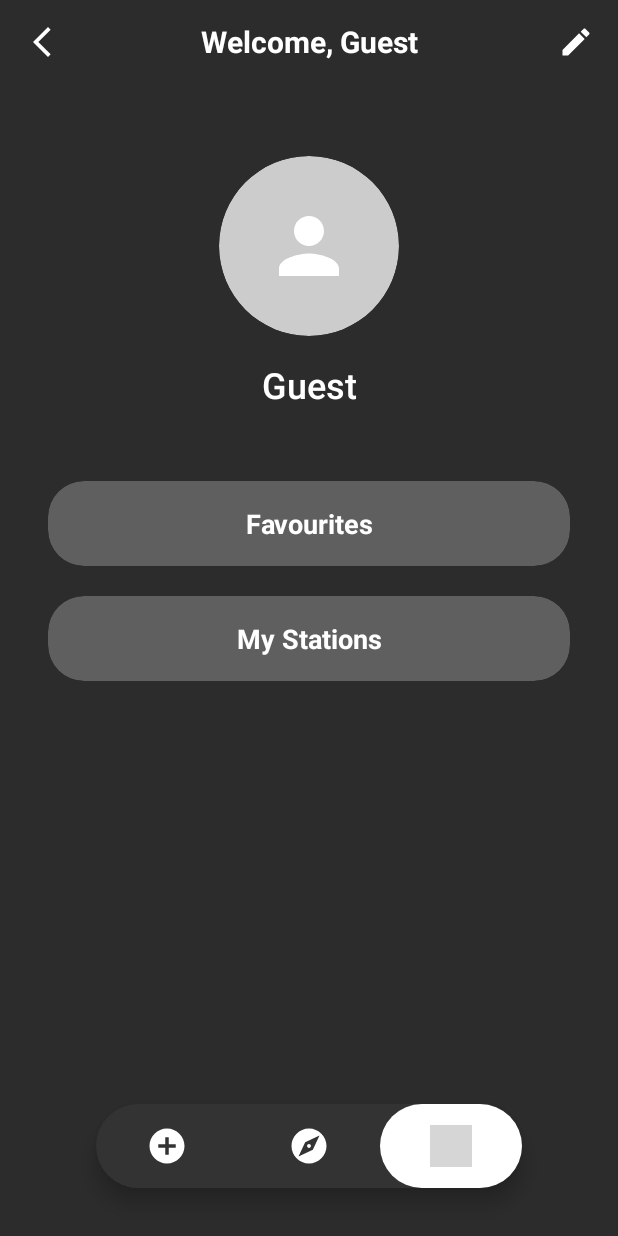
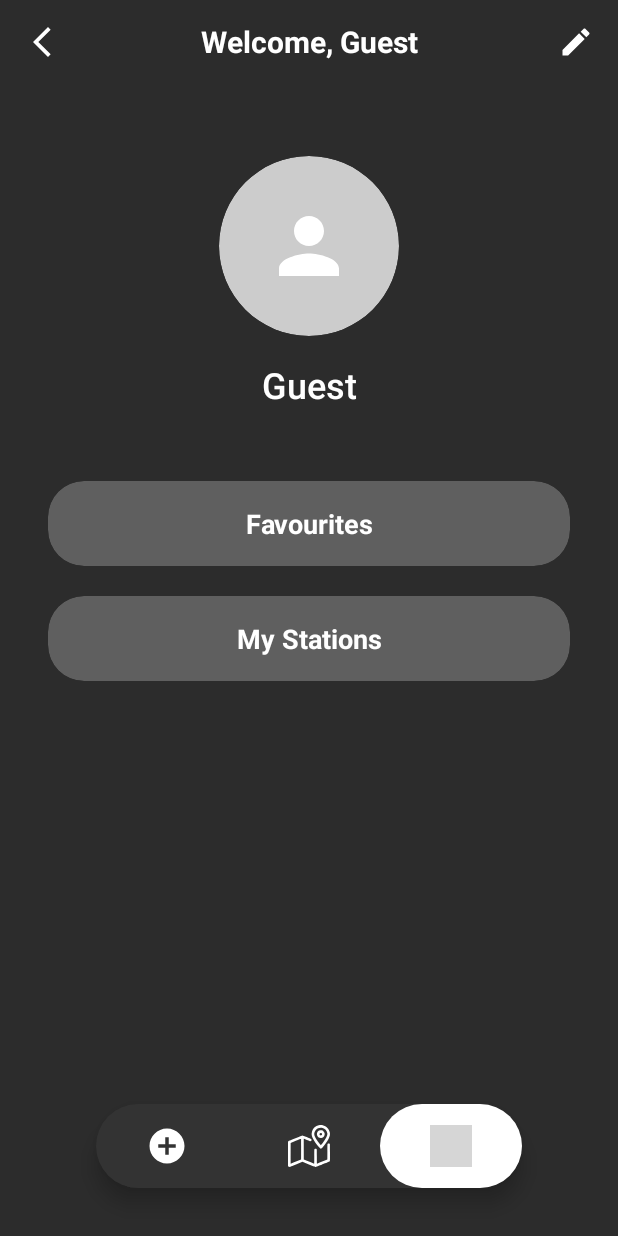
Before and after one commit to oriarb/poop-bags, an Android app: the screen it shows after launch once a user with an empty profile is signed in (MainActivity), item 3 of the bottom bar chosen, on a phone screen of 412 x 824 dp. Run offline under Robolectric (Android 15) with nearby library versions, the phone set to English and light mode, and no system bars; our stand-ins replace CircleImageView, Dagger/Hilt's generated code, Firebase (no records; nobody signed in at launch, a user with empty details on screens opened directly), Room's generated code, navigation-ui; grey boxes are pictures that could not be loaded.

Commit message:
adding google map implementation and utils

```diff
--- /dev/null
+++ b/app/src/main/java/com/final_project/poop_bags/modules/map/MapFragment.kt
@@ -0,0 +1,48 @@
+package com.final_project.poop_bags.modules.map
+
+import androidx.fragment.app.Fragment
+
+import android.os.Bundle
+import android.view.LayoutInflater
+import android.view.View
+import android.view.ViewGroup
+import com.final_project.poop_bags.R
+
+import com.google.android.gms.maps.CameraUpdateFactory
+import com.google.android.gms.maps.GoogleMap
+import com.google.android.gms.maps.OnMapReadyCallback
+import com.google.android.gms.maps.SupportMapFragment
+import com.google.android.gms.maps.model.LatLng
+import com.google.android.gms.maps.model.MarkerOptions
+
+class MapFragment : Fragment() {
+
+    private val callback = OnMapReadyCallback { googleMap ->
+        /**
+         * Manipulates the map once available.
+         * This callback is triggered when the map is ready to be used.
+         * This is where we can add markers or lines, add listeners or move the camera.
+         * In this case, we just add a marker near Sydney, Australia.
+         * If Google Play services is not installed on the device, the user will be prompted to
+         * install it inside the SupportMapFragment. This method will only be triggered once the
+         * user has installed Google Play services and returned to the app.
+         */
+        val sydney = LatLng(-34.0, 151.0)
+        googleMap.addMarker(MarkerOptions().position(sydney).title("Marker in Sydney"))
+        googleMap.moveCamera(CameraUpdateFactory.newLatLng(sydney))
+    }
+
+    override fun onCreateView(
+        inflater: LayoutInflater,
+        container: ViewGroup?,
+        savedInstanceState: Bundle?
+    ): View? {
+        return inflater.inflate(R.layout.fragment_map, container, false)
+    }
+
+    override fun onViewCreated(view: View, savedInstanceState: Bundle?) {
+        super.onViewCreated(view, savedInstanceState)
+        val mapFragment = childFragmentManager.findFragmentById(R.id.map) as SupportMapFragment?
+        mapFragment?.getMapAsync(callback)
+    }
+}
--- a/app/src/main/res/drawable/ic_explore.xml
+++ /dev/null
@@ -1,10 +0,0 @@
-<vector xmlns:android="http://schemas.android.com/apk/res/android"
-    android:width="24dp"
-    android:height="24dp"
-    android:viewportWidth="24"
-    android:viewportHeight="24"
-    android:tint="?attr/colorControlNormal">
-  <path
-      android:fillColor="@android:color/white"
-      android:pathData="M12,10.9c-0.61,0 -1.1,0.49 -1.1,1.1s0.49,1.1 1.1,1.1c0.61,0 1.1,-0.49 1.1,-1.1s-0.49,-1.1 -1.1,-1.1zM12,2C6.48,2 2,6.48 2,12s4.48,10 10,10 10,-4.48 10,-10S17.52,2 12,2zM14.19,14.19L6,18l3.81,-8.19L18,6l-3.81,8.19z"/>
-</vector>
--- /dev/null
+++ b/app/src/main/res/drawable/ic_map.xml
@@ -0,0 +1,18 @@
+<vector xmlns:android="http://schemas.android.com/apk/res/android"
+    android:width="512dp"
+    android:height="512dp"
+    android:viewportWidth="512"
+    android:viewportHeight="512">
+  <path
+      android:pathData="M388,0.6c-20.7,3.8 -28,6.1 -40.6,12.8 -34.1,18.1 -56.5,52.9 -59,91.6 -1.2,17.6 3.2,34.3 15.7,59.5 14.8,30.2 41.7,68.6 75,107.6 13.6,15.9 18.6,18.5 27.5,14.3 8.3,-4 52.9,-60.7 73,-92.8 26.5,-42.5 35.5,-70.7 31,-97.8 -7.8,-47.6 -41.7,-83.4 -88.1,-93.3 -7.7,-1.7 -29.4,-2.8 -34.5,-1.9zM422.5,35.5c28.6,8.4 49.7,31.7 55.9,61.7 0.9,4.2 1.6,10.3 1.6,13.5 0,20 -18.8,56.5 -52.8,102.3 -10.8,14.6 -26.4,34 -27.2,34 -1.8,-0 -33.1,-41.1 -45.7,-60 -15.9,-23.8 -28.8,-48.9 -32.4,-63 -5.1,-19.8 1.8,-45.1 17.1,-63.3 20.4,-24.3 53.1,-34.2 83.5,-25.2z"
+      android:fillColor="#000000"
+      android:strokeColor="#00000000"/>
+  <path
+      android:pathData="M389.3,65.5c-23.8,5.2 -40.3,29.6 -36.4,53.8 4.2,25.9 28.8,43.9 54.4,39.8 25.9,-4.2 43.9,-28.8 39.8,-54.4 -1.6,-10.1 -6.2,-18.9 -13.5,-26.2 -7.3,-7.3 -14.2,-11.1 -23.3,-13 -8.2,-1.8 -12.9,-1.8 -21,-0zM406.4,97.4c1.8,0.8 4.5,2.9 6,4.8 5.2,6.9 4.7,14.7 -1.4,20.8 -6.6,6.6 -15.1,6.7 -21.9,0.2 -12.8,-12.2 0.9,-32.6 17.3,-25.8z"
+      android:fillColor="#000000"
+      android:strokeColor="#00000000"/>
+  <path
+      android:pathData="M90.9,160.8c-44.8,18 -82.8,33.5 -84.3,34.5 -1.5,1 -3.6,3.7 -4.7,6 -1.8,4.1 -1.9,9.1 -1.9,151.2l0,147 2.3,4c2.4,4.4 9.2,8.5 13.9,8.5 1.5,-0 38.1,-14.1 81.3,-31.4l78.5,-31.4 78.5,31.4c43.2,17.3 79.8,31.4 81.5,31.4 3.7,-0 165.3,-64.4 169.7,-67.6 6.7,-5 6.4,-0.1 6.1,-110.6 -0.3,-98.9 -0.3,-99.7 -2.4,-102.4 -3.9,-5.3 -7.1,-6.9 -13.4,-6.9 -6.3,-0 -9.5,1.6 -13.4,6.9 -2.1,2.7 -2.1,3.8 -2.6,96.4l-0.5,93.6 -62,24.8c-34.1,13.7 -62.8,25.1 -63.7,25.4 -1.7,0.5 -1.8,-4.5 -2,-86.5 -0.3,-86.1 -0.3,-87 -2.4,-89.7 -3.9,-5.3 -7.1,-6.9 -13.4,-6.9 -6.3,-0 -9.5,1.6 -13.4,6.9 -2.1,2.7 -2.1,3.6 -2.4,89.7 -0.2,82 -0.3,87 -2,86.5 -0.9,-0.3 -29.6,-11.7 -63.7,-25.4l-62,-24.8 -0.3,-126.7c-0.1,-69.7 0,-126.7 0.3,-126.7 0.3,-0 17.5,6.8 38.2,15.1 34.7,13.9 38.2,15.1 42.9,14.7 2.8,-0.3 6.2,-1.3 7.7,-2.4 3.4,-2.4 6.7,-9 6.7,-13.3 0,-4.1 -3.2,-10.3 -6.4,-12.4 -5,-3.3 -102.6,-41.7 -105.9,-41.7 -1.8,0.1 -38.5,14.2 -84.8,32.8zM159.8,294.7l-0.3,126.7 -62,24.8c-34.1,13.7 -62.8,25.1 -63.8,25.4 -1.6,0.5 -1.7,-5.8 -1.5,-126.2l0.3,-126.8 63,-25.3c34.7,-13.8 63.3,-25.2 63.8,-25.3 0.4,-0 0.6,57 0.5,126.7z"
+      android:fillColor="#000000"
+      android:strokeColor="#00000000"/>
+</vector>
--- a/app/src/main/res/menu/bottom_nav_menu.xml
+++ b/app/src/main/res/menu/bottom_nav_menu.xml
@@ -7,9 +7,9 @@
         android:title="@string/title_add_station" />
 
     <item
-        android:id="@+id/navigation_explore"
-        android:icon="@drawable/ic_explore"
-        android:title="@string/title_explore" />
+        android:id="@+id/navigation_map"
+        android:icon="@drawable/ic_map"
+        android:title="@string/title_map" />
 
     <item
         android:id="@+id/navigation_profile"
--- a/app/src/main/res/navigation/nav_graph.xml
+++ b/app/src/main/res/navigation/nav_graph.xml
@@ -3,13 +3,13 @@
     xmlns:app="http://schemas.android.com/apk/res-auto"
     xmlns:tools="http://schemas.android.com/tools"
     android:id="@+id/nav_graph"
-    app:startDestination="@+id/navigation_explore">
+    app:startDestination="@+id/navigation_map">
 
     <fragment
-        android:id="@+id/navigation_explore"
-        android:name="com.final_project.poop_bags.modules.explore.ExploreFragment"
-        android:label="@string/title_explore"
-        tools:layout="@layout/fragment_dashboard" />
+        android:id="@+id/navigation_map"
+        android:name="com.final_project.poop_bags.modules.map.MapFragment"
+        android:label="@string/title_map"
+        tools:layout="@layout/fragment_map" />
 
     <fragment
         android:id="@+id/navigation_stations"
--- a/app/src/main/res/values/strings.xml
+++ b/app/src/main/res/values/strings.xml
@@ -29,7 +29,7 @@
     <string name="delete">Delete</string>
     <string name="like_button">Like</string>
     <string name="commentButton">comment</string>
-    <string name="title_explore">Explore</string>
+    <string name="title_map">Map</string>
     <string name="add_image">Add Image</string>
     <string name="upload">upload</string>
     <string name="station_name">Station Name</string>
--- a/build.gradle.kts
+++ b/build.gradle.kts
@@ -5,4 +5,5 @@ plugins {
     id("com.google.dagger.hilt.android") version "2.50" apply false
     id("androidx.navigation.safeargs.kotlin") version "2.8.5" apply false
     id("com.google.gms.google-services") version "4.4.2" apply false
+    alias(libs.plugins.google.android.libraries.mapsplatform.secrets.gradle.plugin) apply false
 }
```
Also changed, not shown: app/build.gradle.kts (+8 -2 lines), app/src/main/AndroidManifest.xml (+8 -2 lines), app/src/main/java/com/final_project/poop_bags/utils/BitmapUtil.kt (added, +20 -0 lines), app/src/main/java/com/final_project/poop_bags/utils/LocationUtil.kt (added, +41 -0 lines), app/src/main/res/layout/fragment_map.xml (added, +8 -0 lines), gradle/libs.versions.toml (+6 -1 lines), 2 other files.
